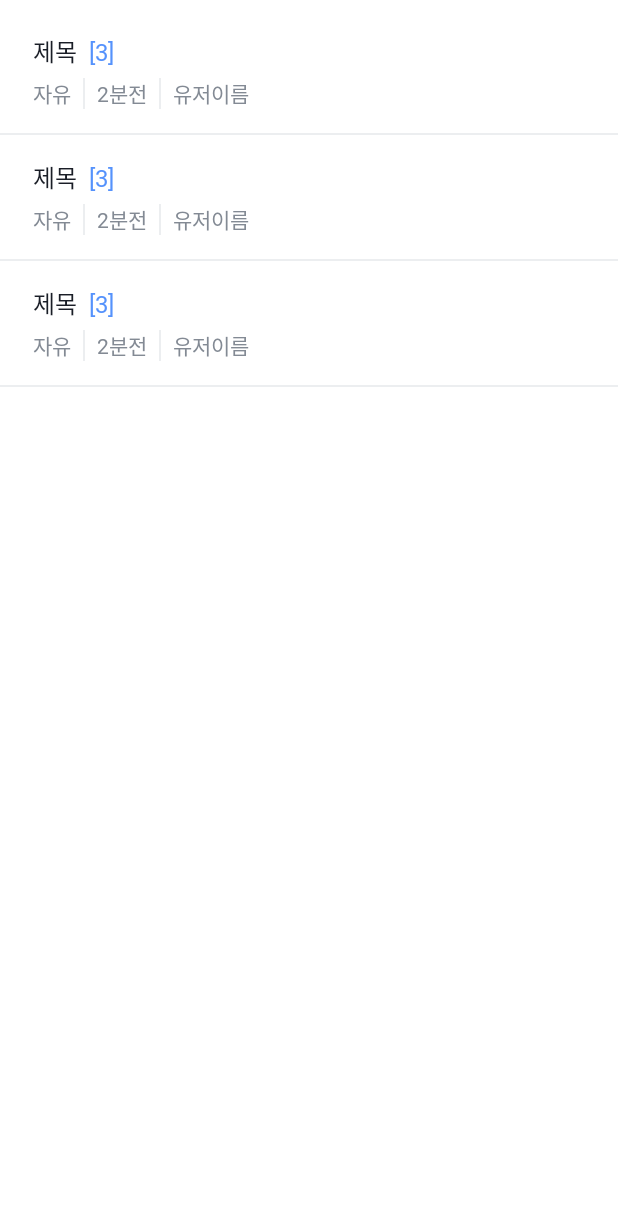
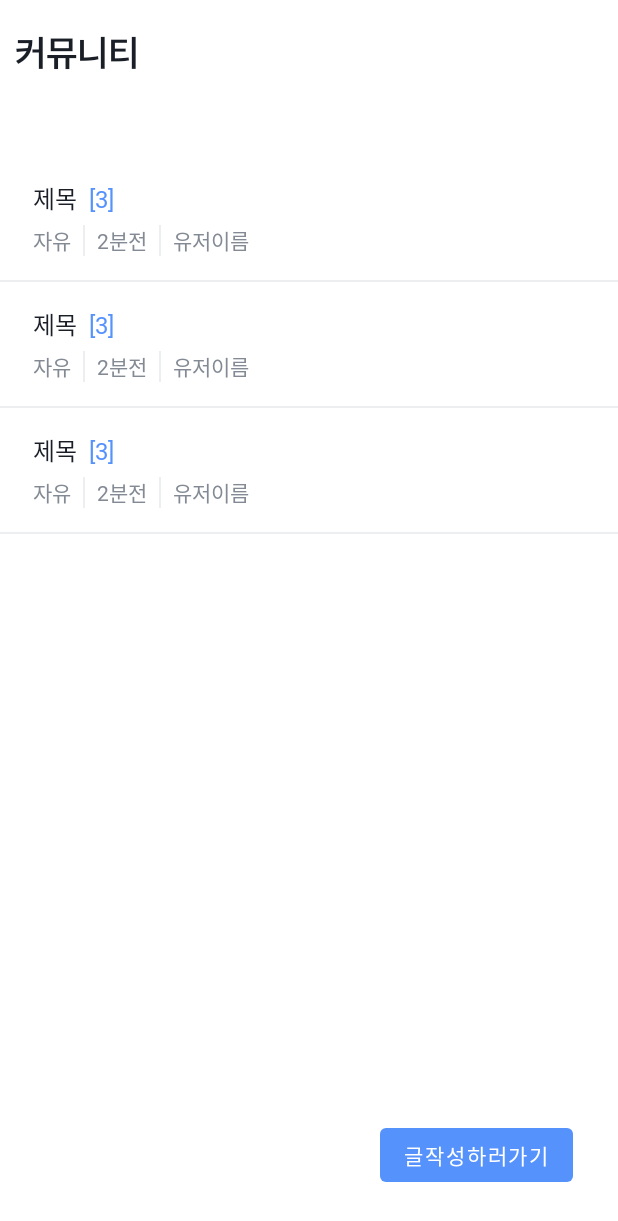
Before and after one commit to ryujisung/zibro, an Android app: the layout fragment_community.xml on its own in the app's theme, with its tools: preview values and no code run, on a phone screen of 412 x 824 dp. Shown: the top 1221 px of the screen. Run offline under Robolectric (Android 15) with nearby library versions, the phone set to English and light mode, and no system bars.

```diff
--- a/app/src/main/java/com/example/zibro/ui/main/MainActivity.kt
+++ b/app/src/main/java/com/example/zibro/ui/main/MainActivity.kt
@@ -46,7 +46,7 @@ class MainActivity : BaseActivity<ActivityMainBinding>(R.layout.activity_main) {
                 }
                 true
             }
-            selectedItemId = R.id.main_menu_community
+            selectedItemId = R.id.main_menu_home
         }
 
     }
--- a/app/src/main/res/layout/activity_community.xml
+++ b/app/src/main/res/layout/activity_community.xml
@@ -34,7 +34,7 @@
         <TextView
             android:text="@{content}"
             app:layout_constraintStart_toStartOf="parent"
-            app:layout_constraintTop_toTopOf="parent"
+            app:layout_constraintTop_toBottomOf="@id/article_title"
             android:id="@+id/article_content"
             android:layout_width="wrap_content"
             android:layout_height="wrap_content"
--- a/app/src/main/res/layout/fragment_community.xml
+++ b/app/src/main/res/layout/fragment_community.xml
@@ -7,21 +7,51 @@
 
     </data>
 
-    <FrameLayout
+    <androidx.constraintlayout.widget.ConstraintLayout
         android:layout_width="match_parent"
         android:layout_height="match_parent"
+        android:orientation="vertical"
         tools:context=".ui.community.CommunityFragment">
+        <TextView
+            android:layout_width="wrap_content"
+            android:layout_height="wrap_content"
+            android:id="@+id/community_txt_text0"
+            android:textSize="24sp"
+            android:layout_marginTop="20dp"
+            android:layout_marginStart="10dp"
+            android:fontFamily="@font/suit_bold"
+            android:text="커뮤니티"
+            app:layout_constraintTop_toTopOf="parent"
+            app:layout_constraintStart_toStartOf="parent"/>
+
+        <com.google.android.material.tabs.TabLayout
+            android:id="@+id/tabLayout"
+            android:layout_width="match_parent"
+            android:layout_height="wrap_content"
+            app:layout_constraintTop_toBottomOf="@+id/community_txt_text0"
+            app:tabMode="fixed"
+            app:tabGravity="fill"/>
 
         <androidx.recyclerview.widget.RecyclerView
+            android:layout_marginTop="22dp"
             android:id="@+id/recycler_community"
             android:layout_width="match_parent"
-            android:layout_height="match_parent"
-            android:layout_marginTop="22dp"
+            android:layout_height="wrap_content"
             app:layout_constraintEnd_toEndOf="parent"
             app:layout_constraintHorizontal_bias="0.0"
             app:layout_constraintStart_toStartOf="parent"
-            app:layout_constraintTop_toTopOf="parent"
+            app:layout_constraintTop_toBottomOf="@+id/tabLayout"
             tools:listitem="@layout/item_article" />
+        <Button
+            android:id="@+id/write_button"
+            android:layout_width="wrap_content"
+            android:layout_height="wrap_content"
+            android:text="글작성하러가기"
+            app:layout_constraintEnd_toEndOf="parent"
+            app:layout_constraintBottom_toBottomOf="parent"
+            android:layout_marginEnd="30dp"
+            android:layout_marginBottom="30dp"/>
+        <!--배진영이 할거-->
 
-    </FrameLayout>
+    </androidx.constraintlayout.widget.ConstraintLayout>
 </layout>
```
Also changed, not shown: app/src/main/AndroidManifest.xml (+4 -4 lines), app/src/main/java/com/example/zibro/ui/community/CommunityFragment.kt (+32 -2 lines), app/src/main/java/com/example/zibro/ui/community/CommunityPagerAdapter.kt (added, +10 -0 lines), app/src/main/java/com/example/zibro/ui/community/CommunityWriteActivity.kt (added, +12 -0 lines), app/src/main/java/com/example/zibro/ui/community/CommunutyAdapter.kt (+8 -0 lines), app/src/main/java/com/example/zibro/ui/home/hotcommunity/HotCommunityAdapter.kt (+12 -1 lines), app/src/main/res/layout/activity_community_write.xml (added, +9 -0 lines).
